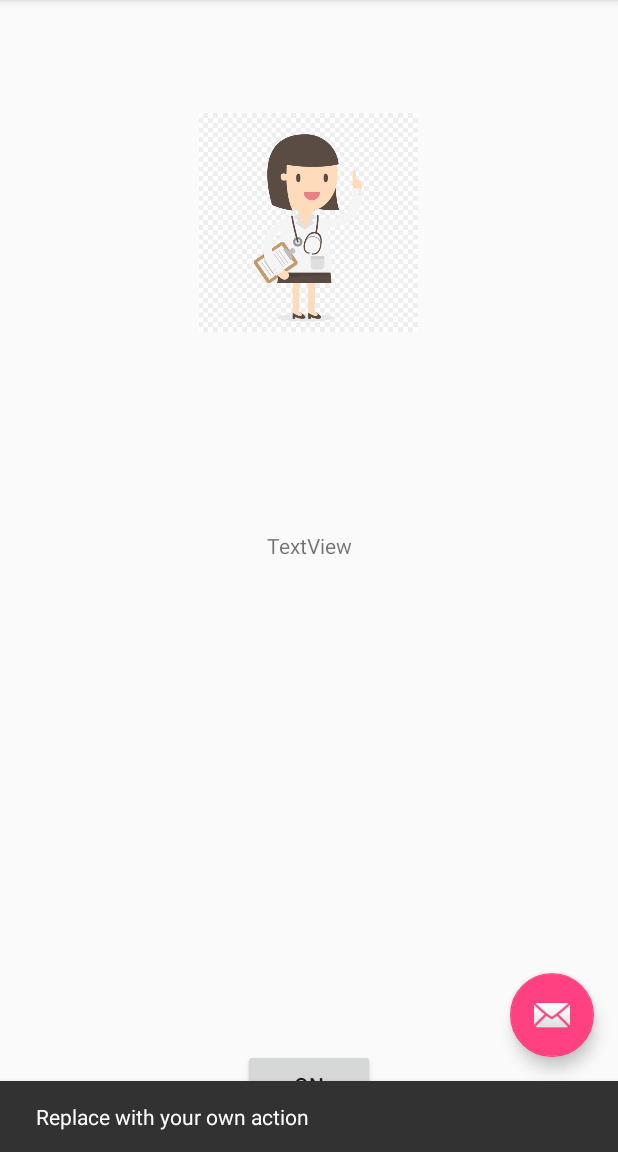
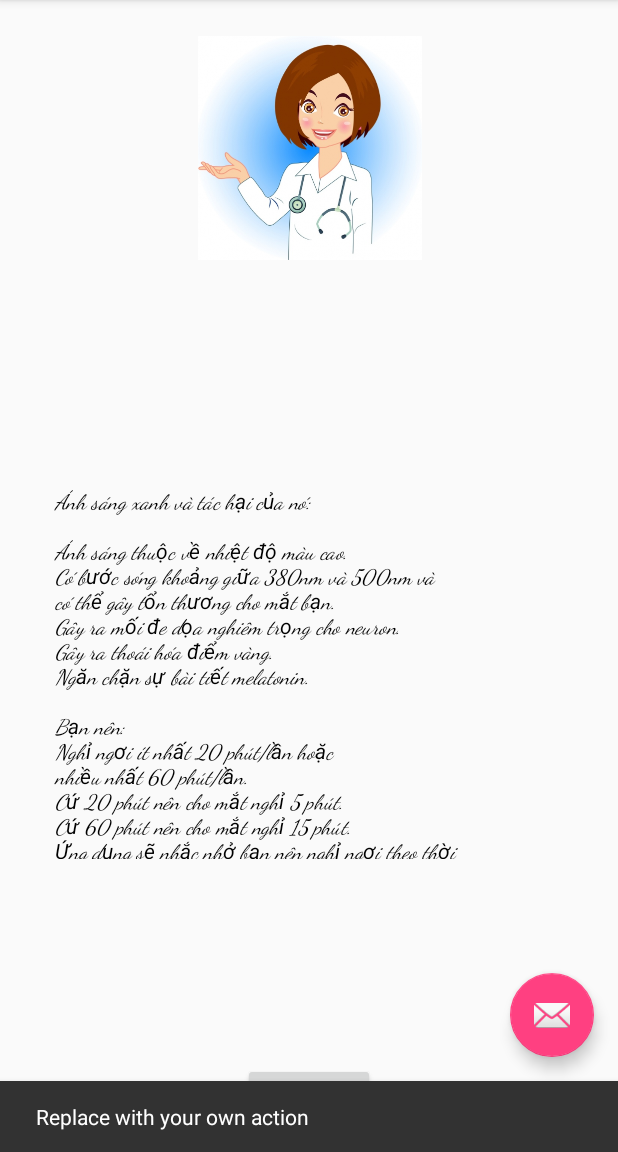
Before and after one commit to phungcao/ProtectYourEyes, an Android app: the screen it shows after launch (MainActivity), after a tap on an icon or button, on a phone screen of 412 x 824 dp, the part 84-1236 px from its top. Run offline under Robolectric (Android 15) with nearby library versions, the phone set to English and light mode, and no system bars.

Commit message:
fix interface and read file txt

```diff
--- /dev/null
+++ b/app/src/main/assets/dulieu.txt
@@ -0,0 +1,17 @@
+
+    Ánh sáng xanh và tác hại của nó:
+
+    Ánh sáng thuộc về nhiệt độ màu cao.
+    Có bước sóng khoảng giữa 380nm và 500nm và
+    có thể gây tổn thương cho mắt bạn.
+    Gây ra mối đe dọa nghiêm trọng cho neuron.
+    Gây ra thoái hóa điểm vàng.
+    Ngăn chặn sự bài tiết melatonin.
+
+    Bạn nên:
+    Nghỉ ngơi ít nhất 20 phút/lần hoặc
+    nhiều nhất 60 phút/lần.
+    Cứ 20 phút nên cho mắt nghỉ 5 phút.
+    Cứ 60 phút nên cho mắt nghỉ 15 phút.
+    Ứng dụng sẽ nhắc nhở bạn nên nghỉ ngơi theo thời
+    gian mà bạn cài đặt.
--- a/app/src/main/java/com/example/phung/protectyoureyes/MainActivity.java
+++ b/app/src/main/java/com/example/phung/protectyoureyes/MainActivity.java
@@ -11,14 +11,20 @@ import android.view.View;
 import android.view.Menu;
 import android.view.MenuItem;
 import android.widget.Button;
+import android.widget.TextView;
+
+import java.io.IOException;
+import java.io.InputStream;
 
 public class MainActivity extends AppCompatActivity {
     Button change;
+    TextView text;
     @Override
     protected void onCreate(Bundle savedInstanceState) {
         super.onCreate(savedInstanceState);
         setContentView(R.layout.activity_main);
         Toolbar toolbar = (Toolbar) findViewById(R.id.toolbar);
+        text = (TextView)findViewById(R.id.txt);
         change = (Button) findViewById(R.id.btOn);
         final Intent intent = new Intent(this,Time.class);
         change.setOnClickListener(new View.OnClickListener() {
@@ -27,6 +33,19 @@ public class MainActivity extends AppCompatActivity {
                 startActivity(intent);
             }
         });
+        try {
+            InputStream in = getAssets().open("dulieu.txt");
+            int size =in.available();
+            byte[] buffer = new byte[size];
+            in.read(buffer);
+            String chuoi = new String(buffer);
+            text.setText(chuoi);
+            in.close();
+
+        } catch (IOException e) {
+            e.printStackTrace();
+
+        }
         setSupportActionBar(toolbar);
 
         FloatingActionButton fab = (FloatingActionButton) findViewById(R.id.fab);
--- a/app/src/main/res/layout/content_main.xml
+++ b/app/src/main/res/layout/content_main.xml
@@ -5,53 +5,59 @@
     android:layout_width="match_parent"
     android:layout_height="match_parent"
     app:layout_behavior="@string/appbar_scrolling_view_behavior"
+    tools:background="?android:attr/tooltipForegroundColor"
     tools:context=".MainActivity"
     tools:showIn="@layout/activity_main">
 
     <ImageView
         android:id="@+id/imageView3"
-        android:layout_width="168dp"
-        android:layout_height="146dp"
-        android:layout_marginBottom="270dp"
+        android:layout_width="169dp"
+        android:layout_height="149dp"
         android:layout_marginEnd="79dp"
         android:layout_marginStart="80dp"
-        android:layout_marginTop="16dp"
+        android:layout_marginTop="24dp"
+        app:layout_constraintEnd_toEndOf="parent"
+        app:layout_constraintStart_toStartOf="parent"
+        app:layout_constraintTop_toTopOf="parent"
+        app:srcCompat="@mipmap/doctor" />
+
+    <Button
+        android:id="@+id/btOn"
+        android:layout_width="wrap_content"
+        android:layout_height="43dp"
+        android:layout_marginBottom="16dp"
+        android:layout_marginEnd="8dp"
+        android:layout_marginStart="8dp"
+        android:text="ON"
         app:layout_constraintBottom_toBottomOf="parent"
         app:layout_constraintEnd_toEndOf="parent"
-        app:layout_constraintHorizontal_bias="0.491"
-        app:layout_constraintStart_toStartOf="parent"
-        app:layout_constraintTop_toTopOf="parent"
-        app:layout_constraintVertical_bias="0.177"
-        app:srcCompat="@mipmap/doctor" />
+        app:layout_constraintStart_toStartOf="parent" />
 
-    <TextView
-        android:id="@+id/txt"
-        android:layout_width="wrap_content"
-        android:layout_height="wrap_content"
+    <ScrollView
+        android:layout_width="368dp"
+        android:layout_height="263dp"
         android:layout_marginBottom="8dp"
         android:layout_marginEnd="8dp"
         android:layout_marginStart="8dp"
         android:layout_marginTop="8dp"
-        android:text="TextView"
-        app:layout_constraintBottom_toBottomOf="parent"
+        app:layout_constraintBottom_toTopOf="@+id/btOn"
         app:layout_constraintEnd_toEndOf="parent"
         app:layout_constraintStart_toStartOf="parent"
-        app:layout_constraintTop_toTopOf="parent"
-        app:layout_constraintVertical_bias="0.472" />
+        app:layout_constraintTop_toBottomOf="@+id/imageView3">
 
-    <Button
-        android:id="@+id/btOn"
-        android:layout_width="wrap_content"
-        android:layout_height="wrap_content"
-        android:layout_marginBottom="8dp"
-        android:layout_marginEnd="8dp"
-        android:layout_marginStart="8dp"
-        android:layout_marginTop="8dp"
-        android:text="ON"
-        app:layout_constraintBottom_toBottomOf="parent"
-        app:layout_constraintEnd_toEndOf="parent"
-        app:layout_constraintStart_toStartOf="parent"
-        app:layout_constraintTop_toTopOf="parent"
-        app:layout_constraintVertical_bias="0.982" />
+        <LinearLayout
+            android:layout_width="match_parent"
+            android:layout_height="wrap_content"
+            android:orientation="vertical" >
+
+            <TextView
+                android:id="@+id/txt"
+                android:layout_width="match_parent"
+                android:layout_height="wrap_content"
+                android:fontFamily="cursive"
+                android:textColor="@android:color/black"
+                android:textStyle="italic" />
+        </LinearLayout>
+    </ScrollView>
 
 </android.support.constraint.ConstraintLayout>
```
Also changed, not shown: app/src/main/res/mipmap-xhdpi/doctor.jpg.
